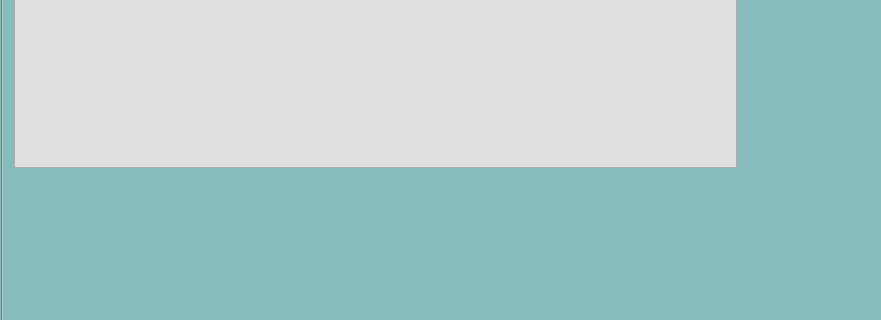
The window that mainwindow.ui (qradiolink/qradiolink) describes before a commit, drawn with Qt 5; both pictures show x 0 to 881 and y 255 to 575 of the 1214 by 750 pixel window.
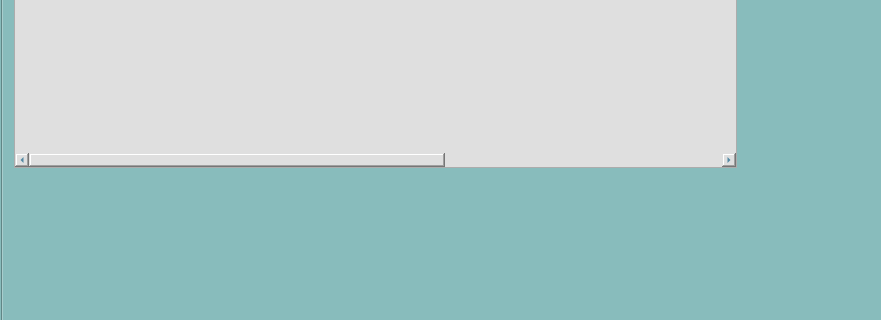
The same window after the commit. The open tabs and pages were chosen to show the change. Icons and pictures are not drawn. Custom widgets are drawn as their Qt base class.

The edit to the form file:
```diff
--- a/mainwindow.ui
+++ b/mainwindow.ui
@@ -1879,17 +1879,20 @@
             <property name="wordWrap">
              <bool>true</bool>
             </property>
+            <property name="headerHidden">
+             <bool>true</bool>
+            </property>
             <property name="expandsOnDoubleClick">
              <bool>false</bool>
             </property>
             <property name="columnCount">
-             <number>3</number>
+             <number>4</number>
             </property>
             <attribute name="headerVisible">
              <bool>false</bool>
             </attribute>
             <attribute name="headerDefaultSectionSize">
-             <number>120</number>
+             <number>300</number>
             </attribute>
             <attribute name="headerHighlightSections">
              <bool>true</bool>
@@ -1909,6 +1912,11 @@
               <string notr="true">3</string>
              </property>
             </column>
+            <column>
+             <property name="text">
+              <string notr="true">4</string>
+             </property>
+            </column>
            </widget>
           </item>
          </layout>
```
